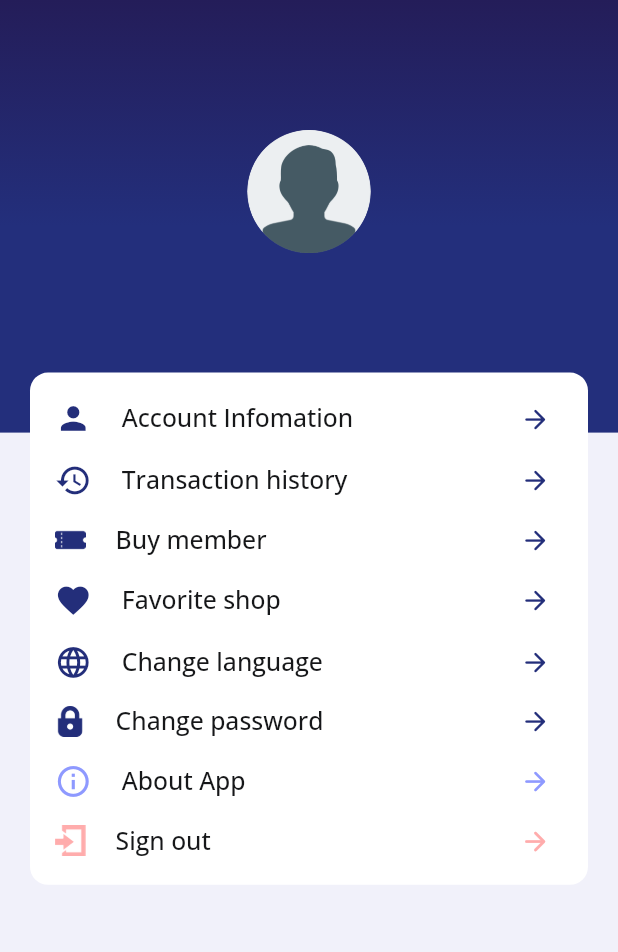
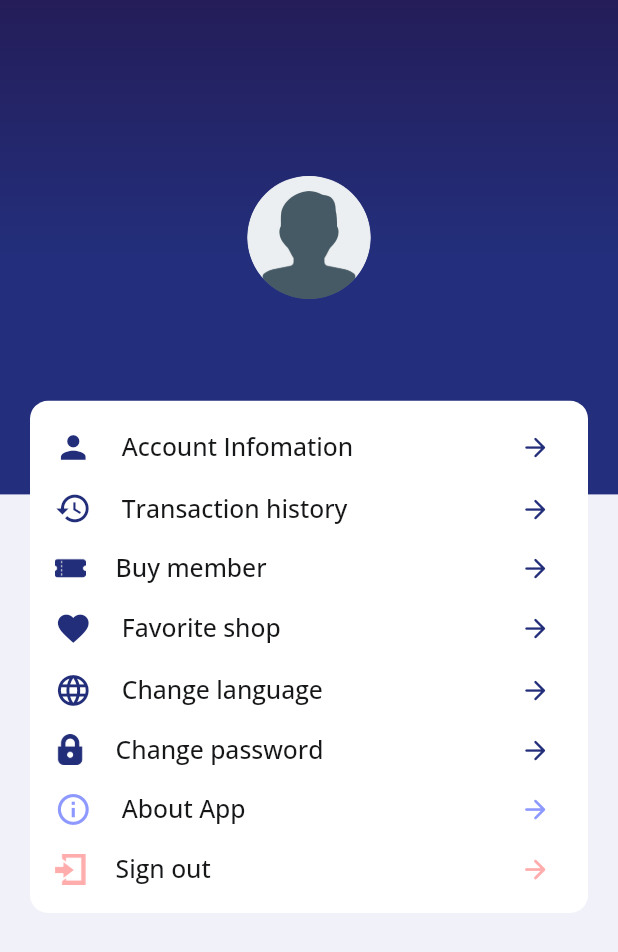
Before and after one commit to tqdaoinfo108/golf_newui, a Flutter app: the SettingsScreen screen opened by its route, on a phone screen of 412 x 824 dp. Shown: the top 952 px of the screen. Run offline on Flutter 3.47's test engine with Material 3 defaults, Android fonts, the phone set to English and light mode, and no system bars; our stand-ins replace auto_size_text, dio, expandable, firebase_core, firebase_messaging, flutter_credit_card and 12 more; missing offline and left inert: flutter_facebook_auth, flutter_line_sdk, hl_image_picker_pro, loadmore, tiengviet; accounts and stored records are empty; generated files the repository leaves out were written again; network calls fail; statements that could not run were skipped; project files that could hold a hidden picture were left out.

Commit message:
fix ui
fix ui

```diff
--- a/lib/main.dart
+++ b/lib/main.dart
@@ -1,6 +1,7 @@
 import 'package:firebase_core/firebase_core.dart';
 import 'package:firebase_messaging/firebase_messaging.dart';
 import 'package:flutter/material.dart';
+import 'package:flutter/rendering.dart';
 import 'package:flutter_line_sdk/flutter_line_sdk.dart';
 import 'package:get/get.dart';
 import 'package:golf_uiv2/router/app_pages.dart';
--- a/lib/screens/settings/settings_screen.dart
+++ b/lib/screens/settings/settings_screen.dart
@@ -41,7 +41,7 @@ class SettingsScreen extends GetView<SettingController> {
           child: Column(
             children: [
               Container(
-                height: 35.h,
+                height: 40.h,
                 padding: const EdgeInsets.only(top: kToolbarHeight),
                 decoration: BoxDecoration(
                   gradient: LinearGradient(
@@ -68,48 +68,55 @@ class SettingsScreen extends GetView<SettingController> {
                                   avatarPath:
                                       '$GOLF_CORE_API_URL$USER_AVATAR_PATH${_controller.userInfo!.imagesPaths}',
                                 ),
-                                Column(
+                            Row(
+                              mainAxisAlignment: MainAxisAlignment.center,
                               spacing: 10,
                               children: [
                                 Text(
                                   _controller.userInfo!.fullName ?? '',
                                   style: themeData.textTheme.headlineSmall!
-                                          .copyWith(fontSize: 14, fontWeight:
-                                      FontWeight.bold, color: Colors.white),
-                                    ),
-                                    Visibility(
-                                      visible:
-                                      _controller.userInfo!.confirmEmail ==
-                                          ConfirmEmailStatus.UNCONFIRMED,
-                                      child: InkWell(
-                                        onTap:
-                                        (() => Get.toNamed(
-                                          AppRoutes.PROFILE,
-                                        )!.then(
-                                              (value) =>
-                                              controller.updateUserInfo(),
-                                        )),
-                                        child: Text(
-                                          '(${'unverified_account'.tr})',
-                                          style: themeData.textTheme.titleSmall!
                                       .copyWith(
-                                            color: themeData.colorScheme.error,
-                                            fontStyle: FontStyle.italic,
+                                        fontSize: 14,
                                         fontWeight: FontWeight.bold,
+                                        color: Colors.white,
                                       ),
                                 ),
-                                      ),
-                                    ),
-                                    _buildMyVipMember(themeData, controller.totalVipMembers),
-                                  ],
-                                ),
-                              ],
+                                // Visibility(
+                                //   visible:
+                                //   _controller.userInfo!.confirmEmail ==
+                                //       ConfirmEmailStatus.UNCONFIRMED,
+                                //   child: InkWell(
+                                //     onTap:
+                                //     (() => Get.toNamed(
+                                //       AppRoutes.PROFILE,
+                                //     )!.then(
+                                //           (value) =>
+                                //           controller.updateUserInfo(),
+                                //     )),
+                                //     child: Text(
+                                //       '(${'unverified_account'.tr})',
+                                //       style: themeData.textTheme.titleSmall!
+                                //           .copyWith(
+                                //         color: themeData.colorScheme.error,
+                                //         fontStyle: FontStyle.italic,
+                                //         fontWeight: FontWeight.bold,
+                                //       ),
+                                //     ),
+                                //   ),
+                                // ),
+                                _buildMyVipMember(
+                                  themeData,
+                                  controller.totalVipMembers,
                                 ),
                                 if (controller.userInfo!.isUserManager ?? false)
                                   Image.asset(
                                     "assets/icons/person_vip.png",
-                                width: 48,
+                                    width: 24,
                                     color: Colors.white.withOpacity(0.8),
+                                  ),
+                              ],
+                            ),
+                          ],
                         ),
                       ],
                     ),
@@ -118,14 +125,13 @@ class SettingsScreen extends GetView<SettingController> {
               ),
 
               Transform.translate(
-                offset: Offset(0, -60),
+                offset: Offset(0, 10.h * -1),
                 child: SingleChildScrollView(
                   child: Container(
                     margin: const EdgeInsets.all(20),
                     decoration: BoxDecoration(
-                        borderRadius: BorderRadius.all(Radius.circular(12)
-                        ),
-                      color: Colors.white
+                      borderRadius: BorderRadius.all(Radius.circular(12)),
+                      color: Colors.white,
                     ),
                     child: Column(
                       mainAxisAlignment: MainAxisAlignment.start,
@@ -138,7 +144,7 @@ class SettingsScreen extends GetView<SettingController> {
                         }, Icons.person),
                         settingItem(context, 'transaction_history'.tr, () {
                           Get.toNamed(AppRoutes.TRANSACTION_HISTORY);
-                        },  Icons.history),
+                        }, Icons.history),
                         settingItemWithImage(context, 'buy_vip_member'.tr, () {
                           Get.toNamed(
                             AppRoutes.BUY_VIP_SHOP_LIST,
@@ -153,7 +159,10 @@ class SettingsScreen extends GetView<SettingController> {
                         // settingItem(context, 'change_theme'.tr, () {
                         //   Get.to(ChangeThemeModeScreen());
                         // }, Icons.format_paint_sharp),
-                        settingItemWithImage(context, 'change_password'.tr, () async {
+                        settingItemWithImage(
+                          context,
+                          'change_password'.tr,
+                          () async {
                             var _changePasswordResult = await Get.toNamed(
                               AppRoutes.CHANGE_PASSWORD,
                             );
@@ -166,16 +175,29 @@ class SettingsScreen extends GetView<SettingController> {
                                 type: ToastType.SUCCESSFUL,
                               );
                             }
-                        }, "assets/images/lock.png"),
-                        settingItem(context, 'about_app'.tr, () {
+                          },
+                          "assets/images/lock.png",
+                        ),
+                        settingItem(
+                          context,
+                          'about_app'.tr,
+                          () {
                             Get.to(AboutAppScreen());
-                        }, Icons.info_outline, color: Color(0xff8E99FF)),
-                        settingItemWithImage(context, 'sign_out'.tr, () {
+                          },
+                          Icons.info_outline,
+                          color: Color(0xff8E99FF),
+                        ),
+                        settingItemWithImage(
+                          context,
+                          'sign_out'.tr,
+                          () {
                             SupportUtils.letsLogout();
                             Get.offAllNamed(AppRoutes.LOGIN);
-                        }, "assets/images/sign_out.png", color: Color(0xffFFACAC)),
+                          },
+                          "assets/images/sign_out.png",
+                          color: Color(0xffFFACAC),
+                        ),
                         SizedBox(height: 10),
-
                       ],
                     ),
                   ),
@@ -192,10 +214,9 @@ class SettingsScreen extends GetView<SettingController> {
     return total == 0
         ? Container()
         : InkWell(
-          child:  Text(
+          child: Text(
             'vip_member'.tr,
-            style: appTheme.textTheme.titleSmall!
-                .copyWith(
+            style: appTheme.textTheme.titleSmall!.copyWith(
               color: appTheme.colorScheme.secondary,
               fontStyle: FontStyle.italic,
               fontWeight: FontWeight.bold,
```
Also changed, not shown: lib/screens/dashboard/dashboard_screen.dart (+87 -81 lines). Lines whose indentation alone changed are shown as unchanged.
